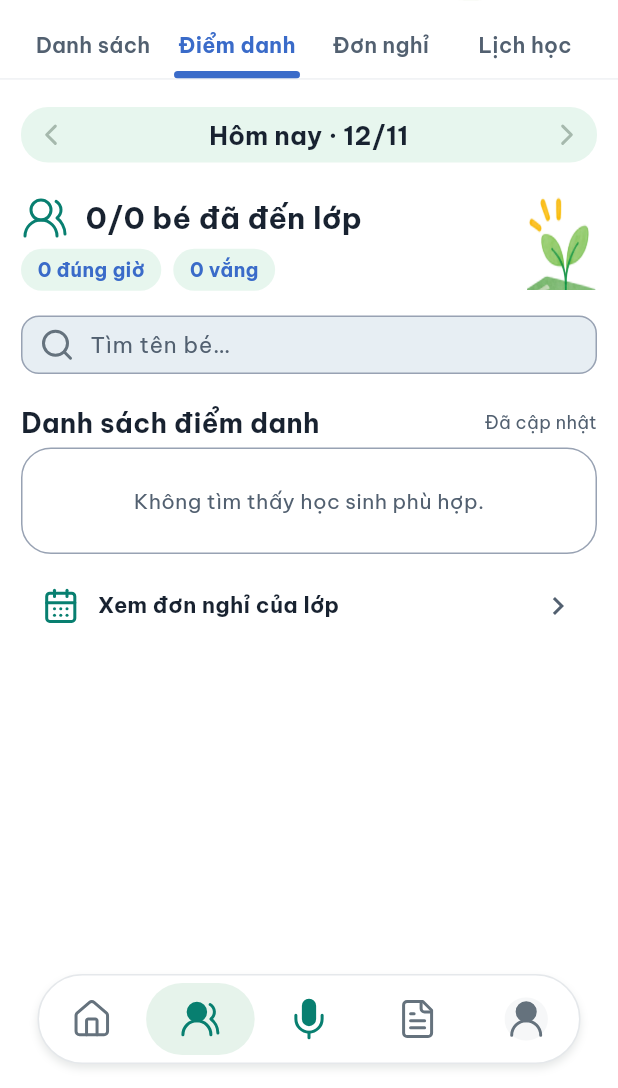
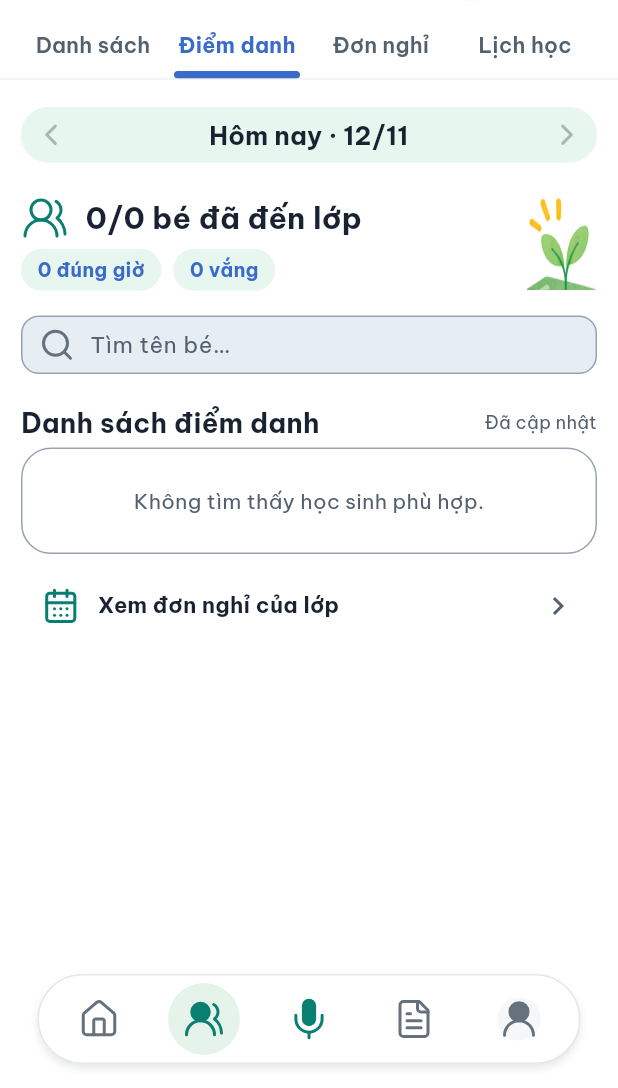
Before and after one commit to C1SE-09/Capstone-Project-1-Group-C1SE.09, a Flutter app: the AttendanceScreen screen opened directly with empty values, on a phone screen of 412 x 824 dp, the part 148-1236 px from its top. Run offline on Flutter 3.47's test engine with Material 3 defaults, Android fonts, the phone set to English and light mode, and no system bars; our stand-ins replace connectivity_plus, cross_file, device_info_plus, dio, equatable, file_picker and 9 more; missing offline and left inert: record; accounts and stored records are empty; project files that could hold a hidden picture were left out.

Commit message:
fix(ui): make bottom navigation active pill circular and prevent border overflow

```diff
--- a/frontend/lib/features/kindergarten_dashboard/widgets/garden_voice_teacher_navigation.dart
+++ b/frontend/lib/features/kindergarten_dashboard/widgets/garden_voice_teacher_navigation.dart
@@ -56,6 +56,8 @@ class GardenVoiceTeacherNavigation extends StatelessWidget
                       ),
                       child: SizedBox(
                         height: 60,
+                        child: Padding(
+                          padding: const EdgeInsets.symmetric(horizontal: 6),
                           child: Row(
                             children: [
                             _item(
@@ -116,6 +118,7 @@ class GardenVoiceTeacherNavigation extends StatelessWidget
                   ),
                 ),
               ),
+            ),
           );
         },
       ),
@@ -145,12 +148,16 @@ class GardenVoiceTeacherNavigation extends StatelessWidget
             child: InkWell(
               onTap: () => onSelected(destination),
               borderRadius: BorderRadius.circular(24),
+              child: SizedBox(
+                height: 48,
+                child: Center(
                   child: Container(
+                    width: 48,
                     height: 48,
                     alignment: Alignment.center,
                     decoration: BoxDecoration(
                       color: isSelected ? k.brandTint : Colors.transparent,
-                  borderRadius: BorderRadius.circular(24),
+                      shape: BoxShape.circle,
                     ),
                     child: ExcludeSemantics(
                       child: SvgPicture.asset(
@@ -164,6 +171,8 @@ class GardenVoiceTeacherNavigation extends StatelessWidget
               ),
             ),
           ),
+        ),
+      ),
     );
   }
 }
```
Also changed, not shown: frontend/lib/features/kindergarten_dashboard/widgets/garden_voice_parent_navigation.dart (+12 -2 lines), 2 other files. Lines whose indentation alone changed are shown as unchanged.
